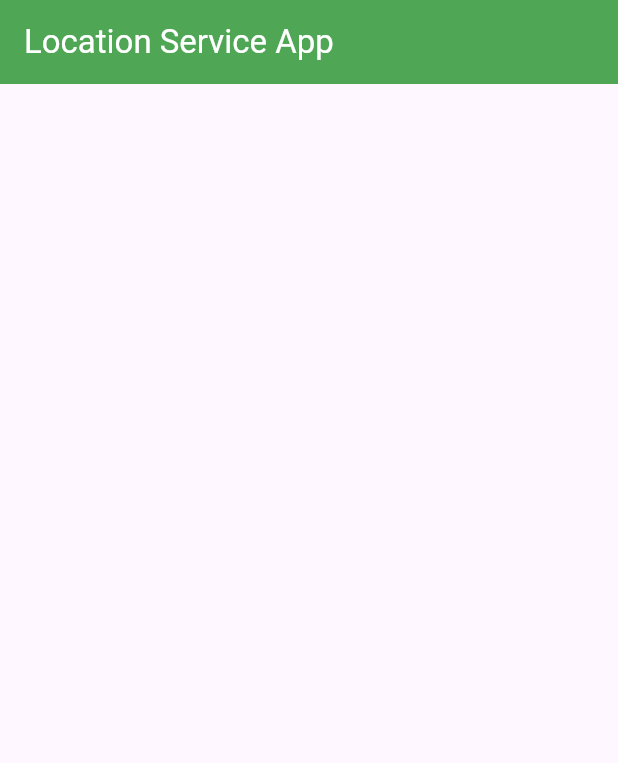
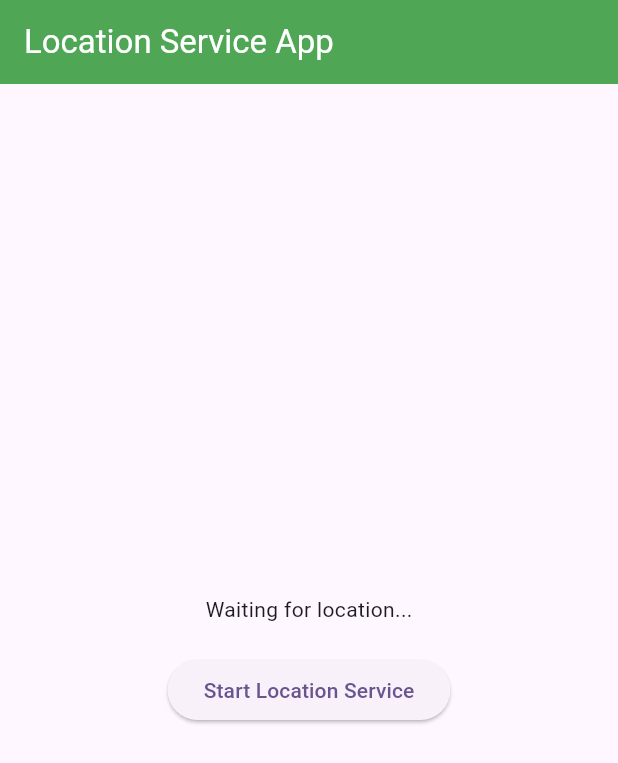
Before and after one commit to EusufUddin8926/location_tracking_app, a Flutter app: the screen it shows after launch, on a phone screen of 412 x 824 dp. Shown: the top 763 px of the screen. Run offline on Flutter 3.47's test engine with Material 3 defaults, Android fonts, the phone set to English and light mode, and no system bars; our stand-ins replace geolocator, get.

Commit message:
location tracking app

```diff
--- /dev/null
+++ b/lib/home_page.dart
@@ -0,0 +1,70 @@
+import 'package:flutter/material.dart';
+import 'package:geolocator/geolocator.dart';
+import 'package:get/get.dart';
+import 'package:location_tracking_app/controller/location_controller_service.dart';
+
+class MyHomePage extends StatefulWidget {
+  const MyHomePage({super.key});
+
+  @override
+  State<MyHomePage> createState() => _MyHomePageState();
+}
+
+class _MyHomePageState extends State<MyHomePage> {
+  var locationControllerService = Get.put(LocationControllerService());
+
+  @override
+  Widget build(BuildContext context) {
+    return Scaffold(
+      appBar: _buildAppBar(),
+      body: _homeBody(),
+    );
+  }
+
+  _buildAppBar() {
+    return AppBar(
+      title: const Text(
+        "Location Service App",
+        style: TextStyle(color: Colors.white),
+      ),
+      backgroundColor: Colors.green,
+      elevation: 4,
+    );
+  }
+
+  _homeBody() {
+    return Column(
+      mainAxisAlignment: MainAxisAlignment.center,
+      children: [
+        StreamBuilder<Position>(
+          stream: locationControllerService.streamController.stream,
+          builder: (context, snapshot) {
+            if (snapshot.connectionState == ConnectionState.waiting) {
+              return const Text("Waiting for location...");
+            } else if (snapshot.hasError) {
+              return Text("Error: ${snapshot.error}");
+            } else if (snapshot.hasData) {
+              Position position = snapshot.data!;
+              return Text(
+                'Lat: ${position.latitude}, Long: ${position.longitude}',
+                style: const TextStyle(fontSize: 18),
+              );
+            } else {
+              return const Text("No location data available");
+            }
+          },
+        ),
+        const SizedBox(height: 20),
+        Container(
+          width: MediaQuery.sizeOf(context).width,
+          alignment: Alignment.center,
+          child: ElevatedButton(
+              onPressed: () async {
+                await locationControllerService.startGeoLocationService();
+              },
+              child: const Text("Start Location Service")),
+        ),
+      ],
+    );
+  }
+}
--- a/lib/main.dart
+++ b/lib/main.dart
@@ -1,4 +1,6 @@
 import 'package:flutter/material.dart';
+
+import 'home_page.dart';
 
 void main() {
   runApp(const MyApp());
@@ -20,30 +22,3 @@ class MyApp extends StatelessWidget {
     );
   }
 }
-
-class MyHomePage extends StatefulWidget {
-  const MyHomePage({super.key});
-
-  @override
-  State<MyHomePage> createState() => _MyHomePageState();
-}
-
-class _MyHomePageState extends State<MyHomePage> {
-  @override
-  Widget build(BuildContext context) {
-    return Scaffold(
-      appBar: _buildAppBar(),
-    );
-  }
-
-  _buildAppBar() {
-    return AppBar(
-      title: const Text(
-        "Location Service App",
-        style: TextStyle(color: Colors.white),
-      ),
-      backgroundColor: Colors.green,
-      elevation: 4,
-    );
-  }
-}
--- a/pubspec.yaml
+++ b/pubspec.yaml
@@ -30,6 +30,8 @@ environment:
 dependencies:
   flutter:
     sdk: flutter
+  get: ^4.6.6
+  geolocator: ^13.0.1
 
 
   # The following adds the Cupertino Icons font to your application.
```
Also changed, not shown: lib/controller/location_controller_service.dart (added, +40 -0 lines), pubspec.lock, 2 other files.
